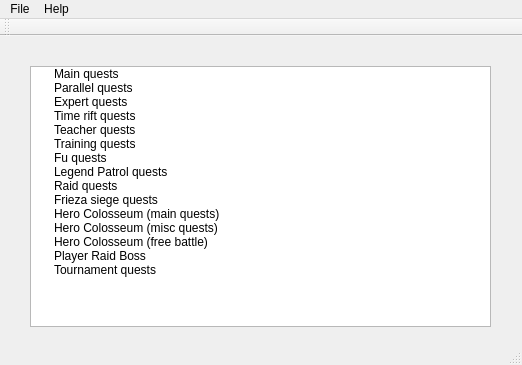
Before: the Qt Designer form mainwindow.ui in eterniti/xv2questimport, drawn with Qt 5.
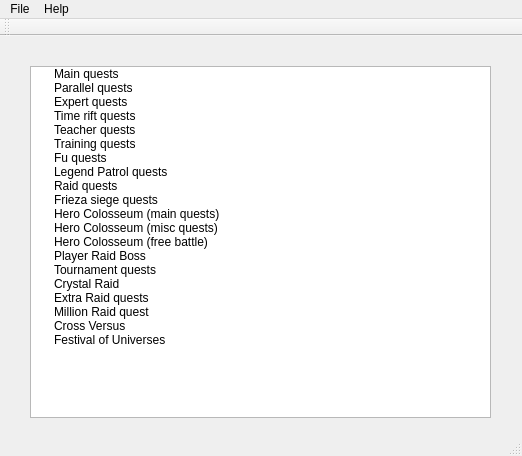
After: the same form once the commit is applied.

Commit message: Xv2 Quest Importer 1.3

The edit to the form file:
```diff
--- a/mainwindow.ui
+++ b/mainwindow.ui
@@ -7,7 +7,7 @@
     <x>0</x>
     <y>0</y>
     <width>522</width>
-    <height>365</height>
+    <height>456</height>
    </rect>
   </property>
   <property name="windowTitle">
@@ -20,7 +20,7 @@
       <x>30</x>
       <y>30</y>
       <width>461</width>
-      <height>261</height>
+      <height>352</height>
      </rect>
     </property>
     <property name="contextMenuPolicy">
@@ -112,6 +112,31 @@
       <string>Tournament quests</string>
      </property>
     </item>
+    <item>
+     <property name="text">
+      <string>Crystal Raid</string>
+     </property>
+    </item>
+    <item>
+     <property name="text">
+      <string>Extra Raid quests</string>
+     </property>
+    </item>
+    <item>
+     <property name="text">
+      <string>Million Raid quest</string>
+     </property>
+    </item>
+    <item>
+     <property name="text">
+      <string>Cross Versus</string>
+     </property>
+    </item>
+    <item>
+     <property name="text">
+      <string>Festival of Universes</string>
+     </property>
+    </item>
    </widget>
   </widget>
   <widget class="QMenuBar" name="menuBar">
```
Left out of the diff: 2 changed lines with no effect on the pictures. The commit also changes 3 other files.
